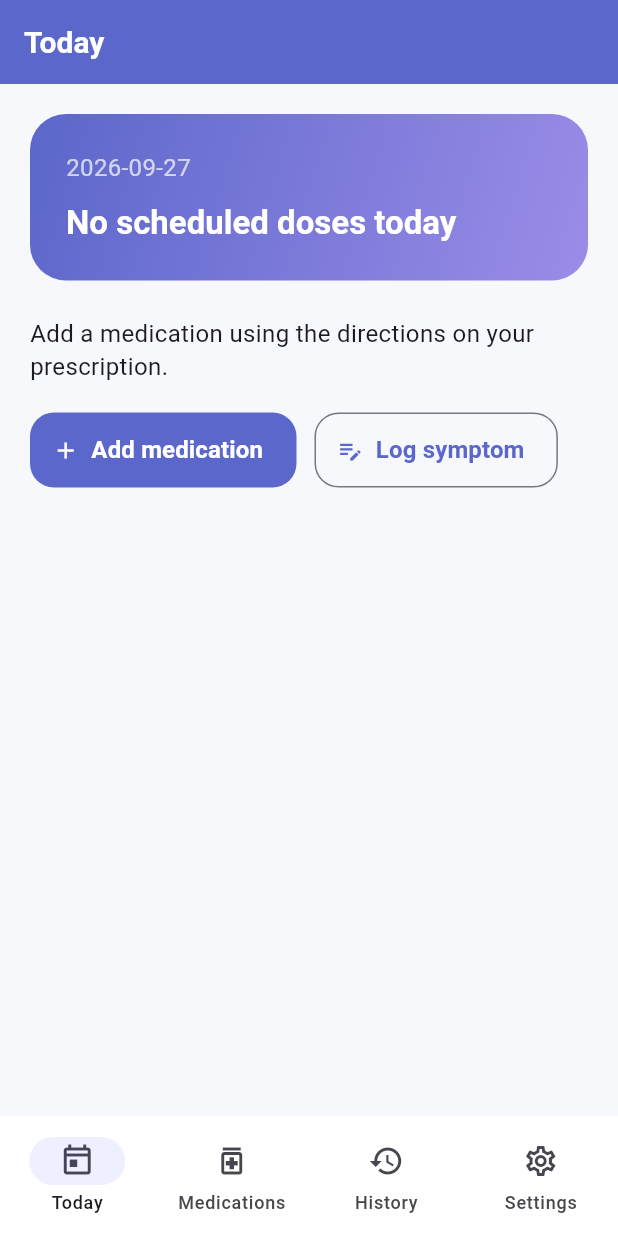
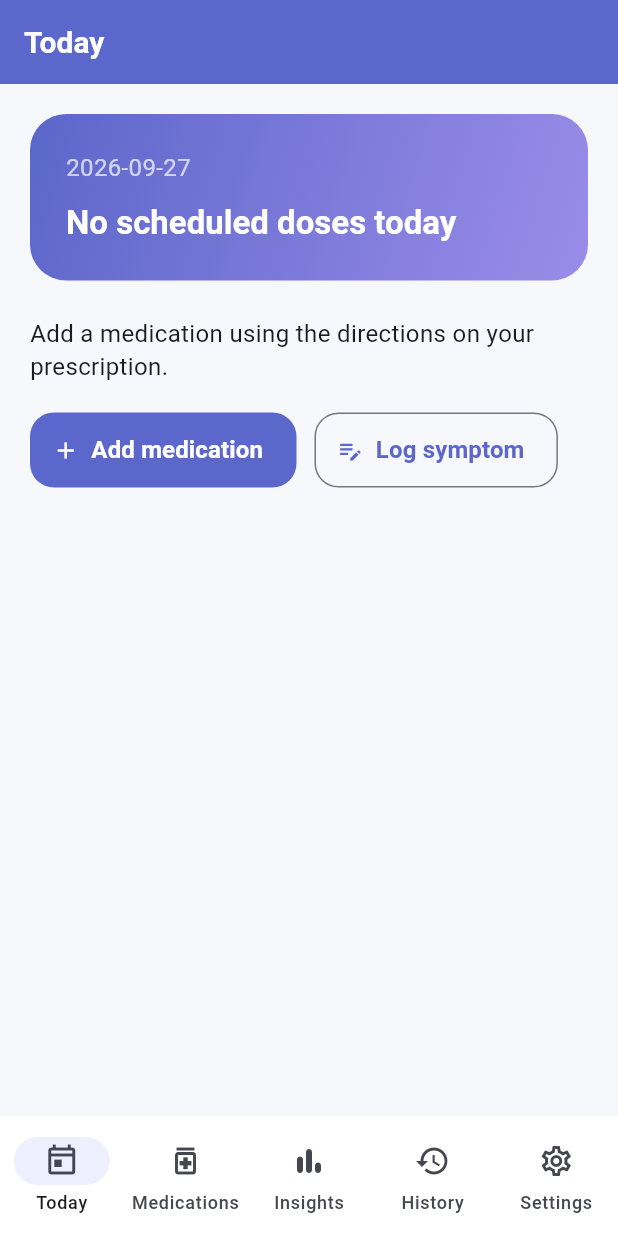
Before and after one commit to omuoguilim/DoseBuddy, a Flutter app: the screen it shows after launch, on a phone screen of 412 x 824 dp. Run offline on Flutter 3.47's test engine with Material 3 defaults, Android fonts, the phone set to English and light mode, and no system bars; our stand-ins replace flutter_local_notifications, flutter_secure_storage, flutter_timezone, hive, hive_flutter, image_picker and 4 more; missing offline and left inert: google_mlkit_text_recognition; accounts and stored records are empty.

Commit message:
Bring back Insights as a navigation tab

```diff
--- a/lib/ui/home.dart
+++ b/lib/ui/home.dart
@@ -8,6 +8,7 @@ import 'medication_editor.dart';
 import 'record_editor.dart';
 import 'settings.dart';
 import 'scan.dart';
+import 'insights.dart';
 
 class Home extends StatefulWidget {
   final AppStore store;
@@ -50,7 +51,7 @@ class _HomeState extends State<Home> {
     animation: Listenable.merge([widget.store, widget.reminders]),
     builder: (context, _) => Scaffold(
       appBar: AppBar(
-        title: Text(['Today', 'Medications', 'History', 'Settings'][tab]),
+        title: Text(['Today', 'Medications', 'Insights', 'History', 'Settings'][tab]),
         actions: tab == 1
             ? [
                 IconButton(
@@ -69,6 +70,8 @@ class _HomeState extends State<Home> {
             : tab == 1
             ? medications()
             : tab == 2
+            ? InsightsPage(store: widget.store)
+            : tab == 3
             ? history()
             : SettingsPage(
                 store: widget.store,
@@ -87,6 +90,10 @@ class _HomeState extends State<Home> {
           NavigationDestination(
             icon: Icon(Icons.medication_outlined),
             label: 'Medications',
+          ),
+          NavigationDestination(
+            icon: Icon(Icons.bar_chart_rounded),
+            label: 'Insights',
           ),
           NavigationDestination(icon: Icon(Icons.history), label: 'History'),
           NavigationDestination(
```
